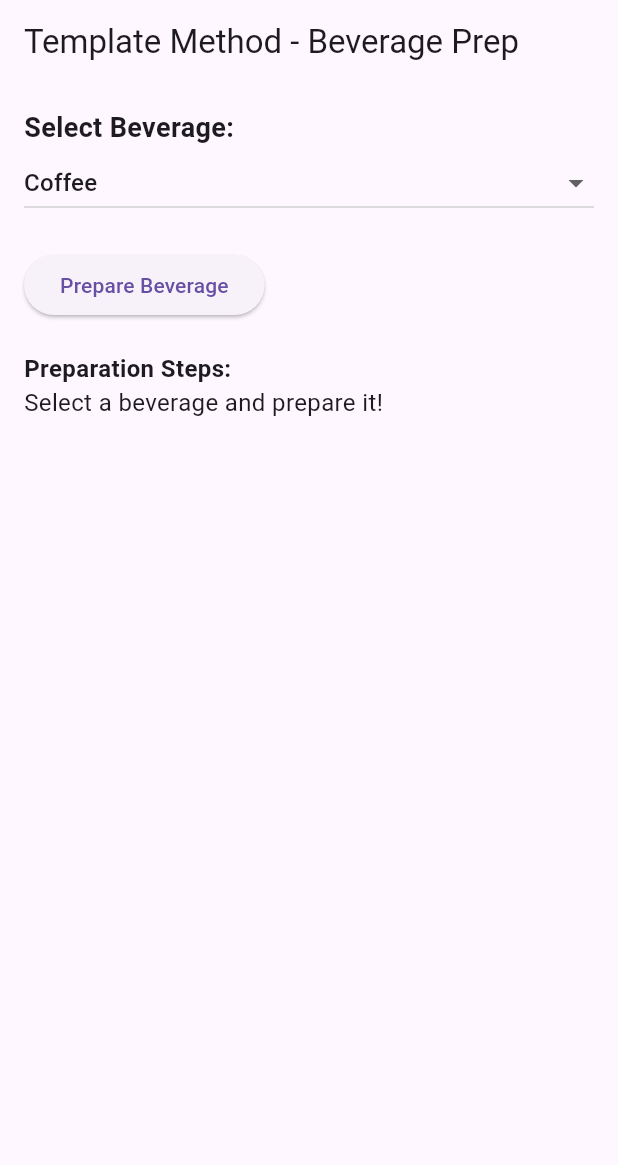
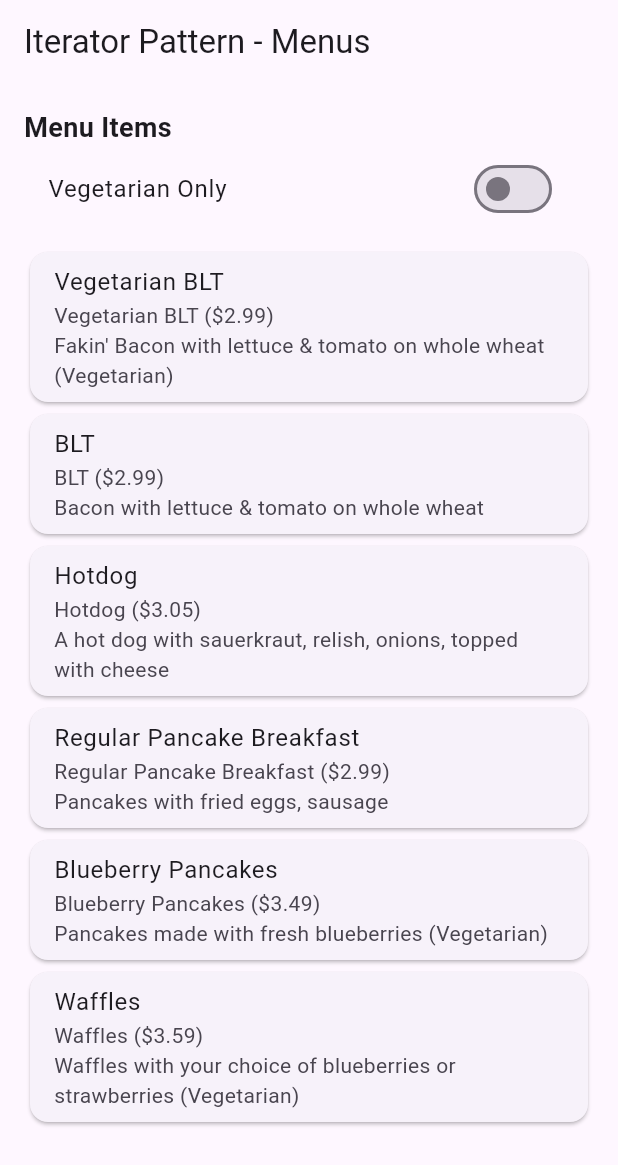
Before and after one commit to Alyaatalaat28/Flutter-Design-Patterns, a Flutter app: the screen it shows after launch, on a phone screen of 412 x 824 dp. Shown: the top 1165 px of the screen. Run offline on Flutter 3.47's test engine with Material 3 defaults, Android fonts, the phone set to English and light mode, and no system bars.

Commit message:
Implement Iterator Pattern for Menu Management with Diner and Pancake Menus

```diff
--- a/lib/main.dart
+++ b/lib/main.dart
@@ -1,5 +1,5 @@
 import 'package:flutter/material.dart';
-import 'package:flutter_design_patterns/patterns/template_method/beverage_screen.dart';
+import 'package:flutter_design_patterns/patterns/iterator/menu_screen.dart';
 
 void main() {
   runApp(const MyApp());
@@ -18,7 +18,7 @@ class MyApp extends StatelessWidget {
         visualDensity: VisualDensity.adaptivePlatformDensity,
       ),
       title: 'Flutter Design Patterns',
-      home: BeverageScreen(),
+      home: MenuScreen(),
     );
   }
 }
--- /dev/null
+++ b/lib/patterns/iterator/diner_menu.dart
@@ -0,0 +1,74 @@
+import 'iterator.dart';
+
+// Menu interface
+abstract class Menu {
+  Iterator<MenuItem> createIterator();
+}
+
+// DinerMenu class
+class DinerMenu implements Menu {
+  static const int maxItems = 6;
+  final List<MenuItem?> _menuItems = List.filled(maxItems, null);
+  int _numberOfItems = 0;
+
+  DinerMenu() {
+    addItem(
+      name: "Vegetarian BLT",
+      description: "Fakin' Bacon with lettuce & tomato on whole wheat",
+      vegetarian: true,
+      price: 2.99,
+    );
+    addItem(
+      name: "BLT",
+      description: "Bacon with lettuce & tomato on whole wheat",
+      vegetarian: false,
+      price: 2.99,
+    );
+    addItem(
+      name: "Hotdog",
+      description: "A hot dog with sauerkraut, relish, onions, topped with cheese",
+      vegetarian: false,
+      price: 3.05,
+    );
+  }
+
+  void addItem({
+    required String name,
+    required String description,
+    required bool vegetarian,
+    required double price,
+  }) {
+    if (_numberOfItems >= maxItems) {
+      print("Menu is full! Can't add more items.");
+      return;
+    }
+    _menuItems[_numberOfItems] = MenuItem(
+      name: name,
+      description: description,
+      vegetarian: vegetarian,
+      price: price,
+    );
+    _numberOfItems++;
+  }
+
+  @override
+  Iterator<MenuItem> createIterator() => DinerMenuIterator(_menuItems);
+}
+
+// DinerMenuIterator
+class DinerMenuIterator implements Iterator<MenuItem> {
+  final List<MenuItem?> _items;
+  int _position = 0;
+
+  DinerMenuIterator(this._items);
+
+  @override
+  bool hasNext() => _position < _items.length && _items[_position] != null;
+
+  @override
+  MenuItem next() {
+    final item = _items[_position];
+    _position++;
+    return item!;
+  }
+}
--- /dev/null
+++ b/lib/patterns/iterator/iterator.dart
@@ -0,0 +1,23 @@
+// Iterator interface
+abstract class Iterator<T> {
+  bool hasNext();
+  T next();
+}
+
+// MenuItem class
+class MenuItem {
+  final String name;
+  final String description;
+  final bool vegetarian;
+  final double price;
+
+  MenuItem({
+    required this.name,
+    required this.description,
+    required this.vegetarian,
+    required this.price,
+  });
+
+  String getDetails() =>
+      "$name (\$${price.toStringAsFixed(2)})\n$description${vegetarian ? ' (Vegetarian)' : ''}";
+}
--- /dev/null
+++ b/lib/patterns/iterator/menu_screen.dart
@@ -0,0 +1,82 @@
+import 'package:flutter/material.dart';
+import 'diner_menu.dart';
+import 'pancake_menu.dart';
+import 'iterator.dart';
+
+class MenuScreen extends StatefulWidget {
+  const MenuScreen({Key? key}) : super(key: key);
+
+  @override
+  _MenuScreenState createState() => _MenuScreenState();
+}
+
+class _MenuScreenState extends State<MenuScreen> {
+  final DinerMenu _dinerMenu = DinerMenu();
+  final PancakeHouseMenu _pancakeMenu = PancakeHouseMenu();
+  bool _vegetarianOnly = false;
+
+  List<MenuItem> _getMenuItems() {
+    List<MenuItem> items = [];
+    // Iterate DinerMenu
+    var dinerIterator = _dinerMenu.createIterator();
+    while (dinerIterator.hasNext()) {
+      var item = dinerIterator.next();
+      if (!_vegetarianOnly || item.vegetarian) {
+        items.add(item);
+      }
+    }
+    // Iterate PancakeHouseMenu
+    var pancakeIterator = _pancakeMenu.createIterator();
+    while (pancakeIterator.hasNext()) {
+      var item = pancakeIterator.next();
+      if (!_vegetarianOnly || item.vegetarian) {
+        items.add(item);
+      }
+    }
+    return items;
+  }
+
+  @override
+  Widget build(BuildContext context) {
+    final menuItems = _getMenuItems();
+    return Scaffold(
+      appBar: AppBar(title: const Text('Iterator Pattern - Menus')),
+      body: Padding(
+        padding: const EdgeInsets.all(16.0),
+        child: Column(
+          crossAxisAlignment: CrossAxisAlignment.start,
+          children: [
+            const Text(
+              'Menu Items',
+              style: TextStyle(fontSize: 18, fontWeight: FontWeight.bold),
+            ),
+            SwitchListTile(
+              title: const Text('Vegetarian Only'),
+              value: _vegetarianOnly,
+              onChanged: (value) {
+                setState(() {
+                  _vegetarianOnly = value;
+                });
+              },
+            ),
+            const SizedBox(height: 10),
+            Expanded(
+              child: ListView.builder(
+                itemCount: menuItems.length,
+                itemBuilder: (context, index) {
+                  final item = menuItems[index];
+                  return Card(
+                    child: ListTile(
+                      title: Text(item.name),
+                      subtitle: Text(item.getDetails()),
+                    ),
+                  );
+                },
+              ),
+            ),
+          ],
+        ),
+      ),
+    );
+  }
+}
--- /dev/null
+++ b/lib/patterns/iterator/pancake_menu.dart
@@ -0,0 +1,64 @@
+import 'package:flutter_design_patterns/patterns/iterator/diner_menu.dart';
+
+import 'iterator.dart';
+
+// PancakeHouseMenu class
+class PancakeHouseMenu implements Menu {
+  final List<MenuItem> _menuItems = [];
+
+  PancakeHouseMenu() {
+    addItem(
+      name: "Regular Pancake Breakfast",
+      description: "Pancakes with fried eggs, sausage",
+      vegetarian: false,
+      price: 2.99,
+    );
+    addItem(
+      name: "Blueberry Pancakes",
+      description: "Pancakes made with fresh blueberries",
+      vegetarian: true,
+      price: 3.49,
+    );
+    addItem(
+      name: "Waffles",
+      description: "Waffles with your choice of blueberries or strawberries",
+      vegetarian: true,
+      price: 3.59,
+    );
+  }
+
+  void addItem({
+    required String name,
+    required String description,
+    required bool vegetarian,
+    required double price,
+  }) {
+    _menuItems.add(MenuItem(
+      name: name,
+      description: description,
+      vegetarian: vegetarian,
+      price: price,
+    ));
+  }
+
+  @override
+  Iterator<MenuItem> createIterator() => PancakeHouseMenuIterator(_menuItems);
+}
+
+// PancakeHouseMenuIterator
+class PancakeHouseMenuIterator implements Iterator<MenuItem> {
+  final List<MenuItem> _items;
+  int _position = 0;
+
+  PancakeHouseMenuIterator(this._items);
+
+  @override
+  bool hasNext() => _position < _items.length;
+
+  @override
+  MenuItem next() {
+    final item = _items[_position];
+    _position++;
+    return item;
+  }
+}
```
